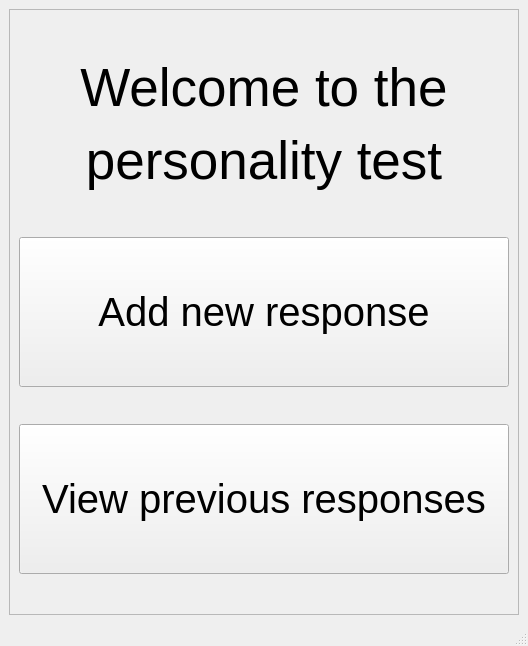
tony-the-cony/dsba-itop2021-hw1, file test_mult_window/mainwindow.ui: the form before one commit.
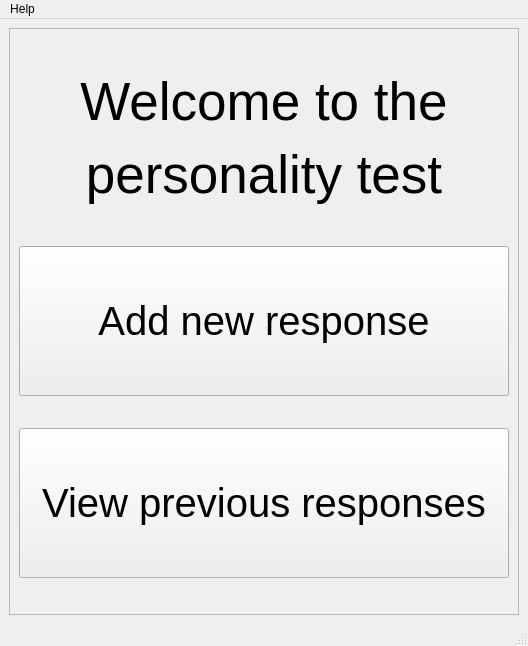
The form after the commit.

The edit to the form file:
```diff
--- a/test_mult_window/mainwindow.ui
+++ b/test_mult_window/mainwindow.ui
@@ -104,6 +104,13 @@
      <height>21</height>
     </rect>
    </property>
+   <widget class="QMenu" name="menuAbout">
+    <property name="title">
+     <string>Help</string>
+    </property>
+    <addaction name="actionAbout"/>
+   </widget>
+   <addaction name="menuAbout"/>
   </widget>
   <widget class="QStatusBar" name="statusbar"/>
  </widget>
```
Left out of the diff: 5 changed lines with no effect on the pictures.
